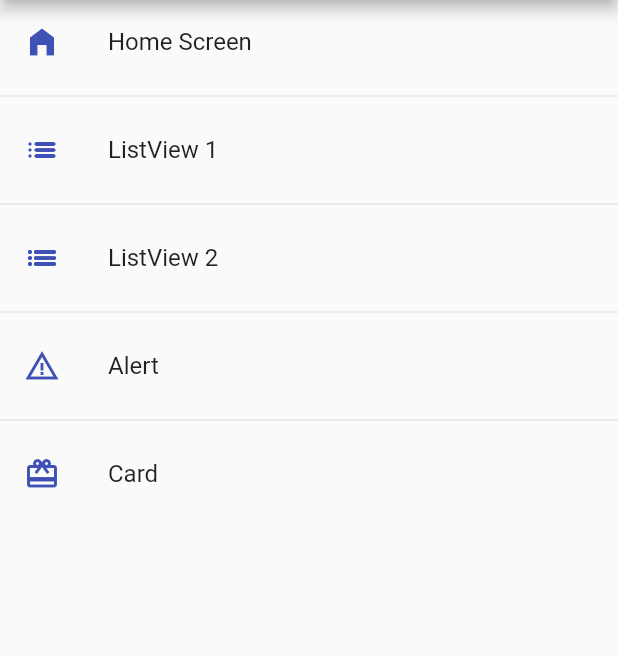
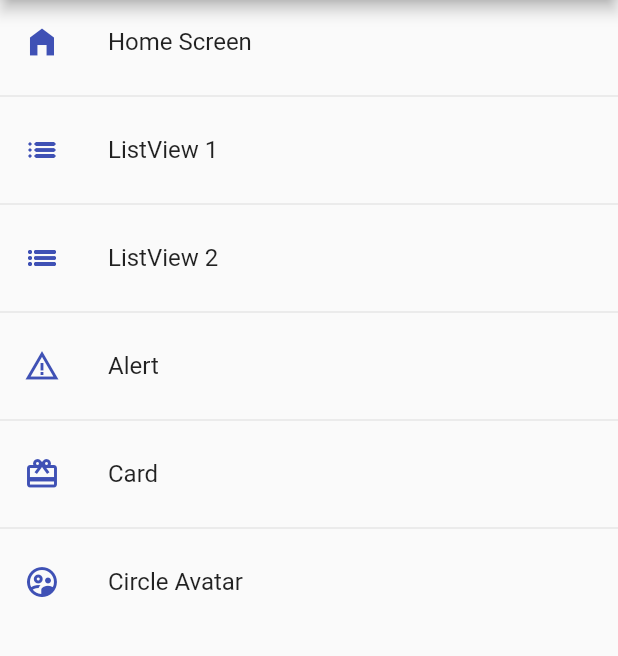
Before and after one commit to francocragnolini/fl_components, a Flutter app: the screen it shows after launch, on a phone screen of 412 x 824 dp, the part 84-740 px from its top. Run offline on Flutter 3.47's test engine with Material 2 defaults, Android fonts, the phone set to English and light mode, and no system bars.

Commit message:
CircularAvatar Widget

```diff
--- a/lib/router/app_routes.dart
+++ b/lib/router/app_routes.dart
@@ -34,6 +34,11 @@ class AppRoutes {
         name: "Card ",
         screen: const CardScreen(),
         icon: Icons.card_giftcard),
+    MenuOption(
+        route: 'avatar',
+        name: "Circle Avatar",
+        screen: const AvatarScreen(),
+        icon: Icons.supervised_user_circle_outlined),
   ];
 
   static Map<String, Widget Function(BuildContext)> getAppRoutes() {
--- a/lib/screens/screens.dart
+++ b/lib/screens/screens.dart
@@ -1,5 +1,6 @@
+export 'package:flutter_components/screens/alert_screen.dart';
+export 'package:flutter_components/screens/avatar_screen.dart';
+export 'package:flutter_components/screens/card_screen.dart';
 export 'package:flutter_components/screens/home_screen.dart';
-export 'package:flutter_components/screens/alert_screen.dart';
-export 'package:flutter_components/screens/card_screen.dart';
 export 'package:flutter_components/screens/listview1_screen.dart';
 export 'package:flutter_components/screens/listview2_screen.dart';
```
Also changed, not shown: lib/screens/avatar_screen.dart (added, +22 -0 lines).
